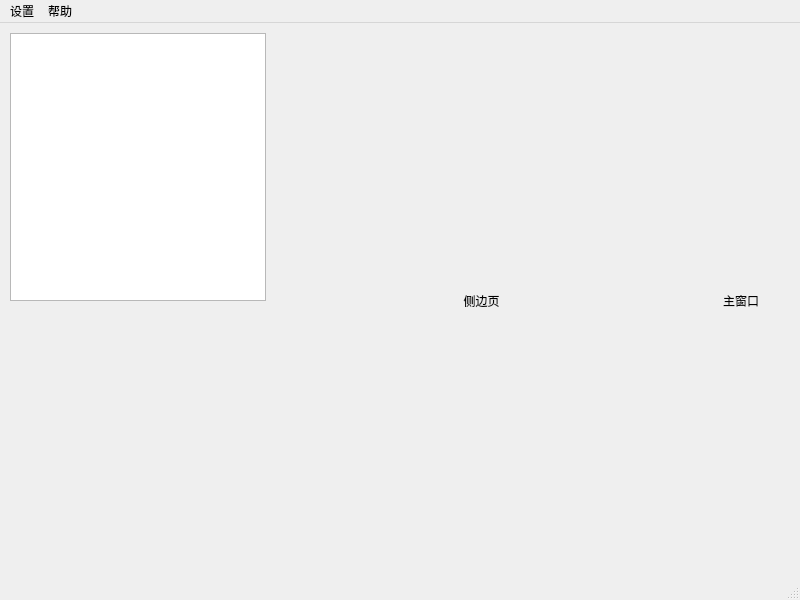
Qt form src/mainwindow.ui (QQxiaoming/Quard-Qt-App-template) before a commit.
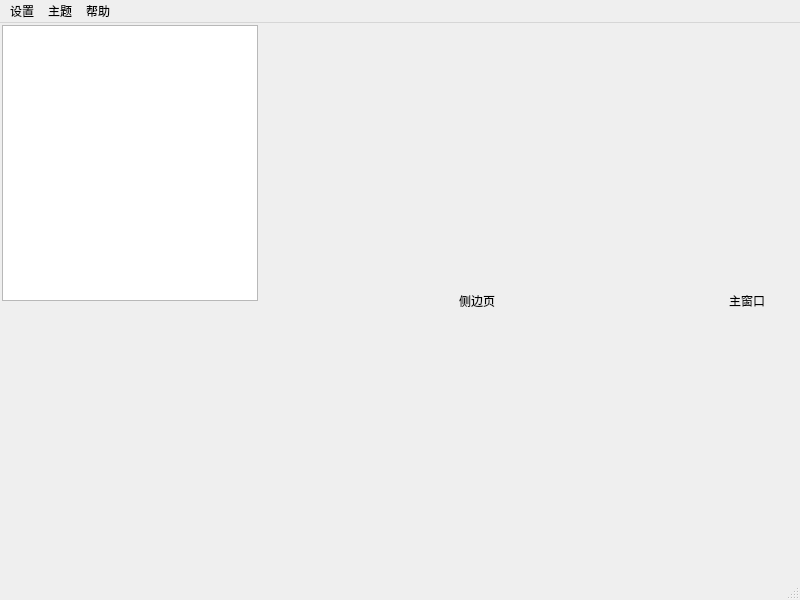
The same form after that commit.

Diff of the .ui file:
```diff
--- a/src/mainwindow.ui
+++ b/src/mainwindow.ui
@@ -15,6 +15,21 @@
   </property>
   <widget class="QWidget" name="centralwidget">
    <layout class="QHBoxLayout" name="horizontalLayout_2">
+    <property name="spacing">
+     <number>1</number>
+    </property>
+    <property name="leftMargin">
+     <number>1</number>
+    </property>
+    <property name="topMargin">
+     <number>1</number>
+    </property>
+    <property name="rightMargin">
+     <number>1</number>
+    </property>
+    <property name="bottomMargin">
+     <number>1</number>
+    </property>
     <item>
      <widget class="QWidget" name="sidewidget" native="true">
       <property name="sizePolicy">
@@ -131,24 +146,34 @@
      <x>0</x>
      <y>0</y>
      <width>800</width>
-     <height>36</height>
+     <height>30</height>
     </rect>
    </property>
-   <widget class="QMenu" name="menu">
+   <widget class="QMenu" name="menuOptions">
     <property name="title">
      <string>设置</string>
     </property>
     <addaction name="actionroop"/>
    </widget>
-   <widget class="QMenu" name="menu_2">
+   <widget class="QMenu" name="menuTheme">
+    <property name="title">
+     <string>主题</string>
+    </property>
+    <addaction name="lightThemeAction"/>
+    <addaction name="darkThemeAction"/>
+    <addaction name="separator"/>
+    <addaction name="themeColorAction"/>
+   </widget>
+   <widget class="QMenu" name="menuHelp">
     <property name="title">
      <string>帮助</string>
     </property>
     <addaction name="actionhelp"/>
     <addaction name="actionabout"/>
    </widget>
-   <addaction name="menu"/>
-   <addaction name="menu_2"/>
+   <addaction name="menuOptions"/>
+   <addaction name="menuTheme"/>
+   <addaction name="menuHelp"/>
   </widget>
   <widget class="QStatusBar" name="statusBar"/>
   <action name="actionroop">
```
Left out of the diff: 18 changed lines with no effect on the pictures.
